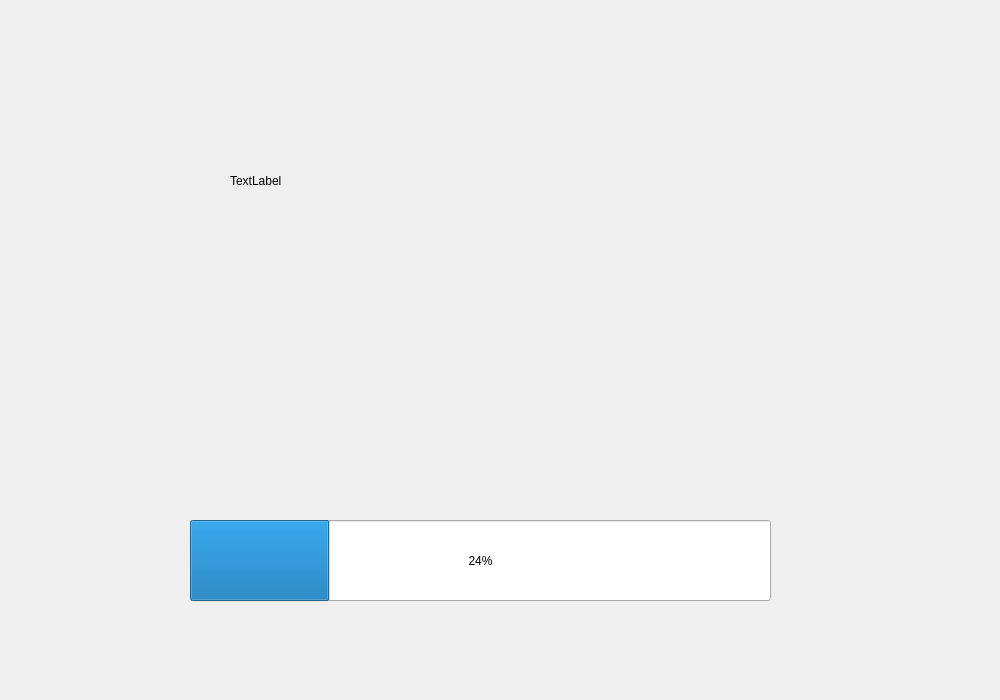
Qt form s2recipetransition.ui (ReneeTong/a8-edu-app) before a commit.
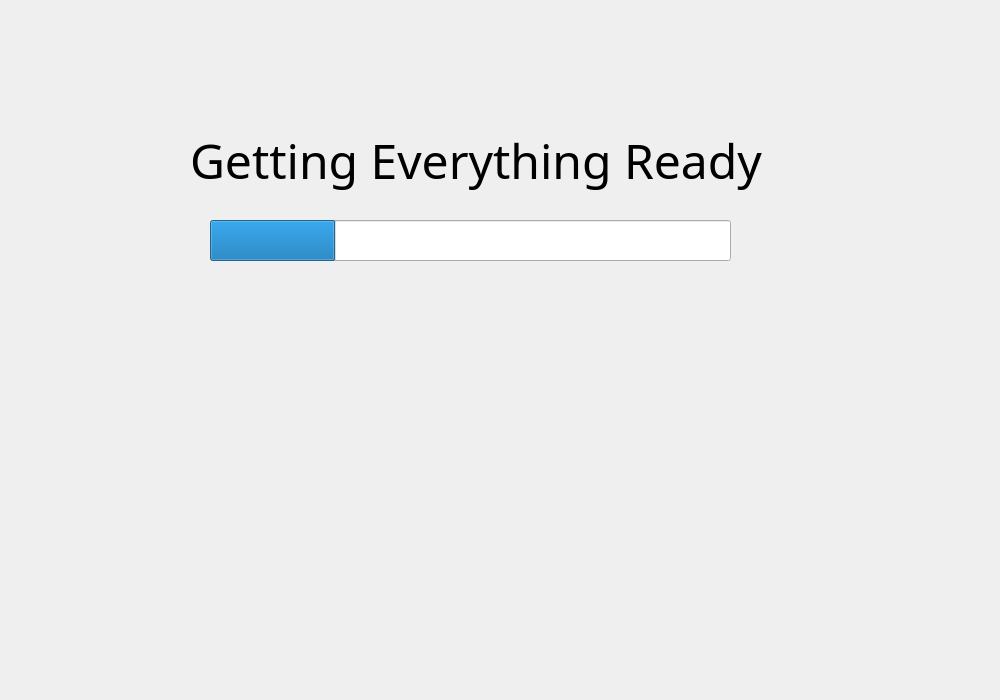
The same form after that commit.

```diff
--- a/s2recipetransition.ui
+++ b/s2recipetransition.ui
@@ -16,34 +16,43 @@
   <widget class="QLabel" name="prepLab">
    <property name="geometry">
     <rect>
-     <x>230</x>
-     <y>150</y>
-     <width>391</width>
-     <height>61</height>
-    </rect>
-   </property>
-   <property name="text">
-    <string>TextLabel</string>
-   </property>
-  </widget>
-  <widget class="QProgressBar" name="progressBar">
-   <property name="geometry">
-    <rect>
      <x>190</x>
-     <y>520</y>
+     <y>120</y>
      <width>581</width>
      <height>81</height>
     </rect>
    </property>
+   <property name="font">
+    <font>
+     <family>Rockwell</family>
+     <pointsize>36</pointsize>
+    </font>
+   </property>
+   <property name="text">
+    <string>Getting Everything Ready </string>
+   </property>
+  </widget>
+  <widget class="QProgressBar" name="progressBar">
+   <property name="geometry">
+    <rect>
+     <x>210</x>
+     <y>220</y>
+     <width>521</width>
+     <height>41</height>
+    </rect>
+   </property>
    <property name="value">
     <number>24</number>
    </property>
+   <property name="textVisible">
+    <bool>false</bool>
+   </property>
   </widget>
   <widget class="QWidget" name="verticalLayoutWidget">
    <property name="geometry">
     <rect>
-     <x>200</x>
-     <y>240</y>
+     <x>210</x>
+     <y>280</y>
      <width>521</width>
      <height>261</height>
     </rect>
```
